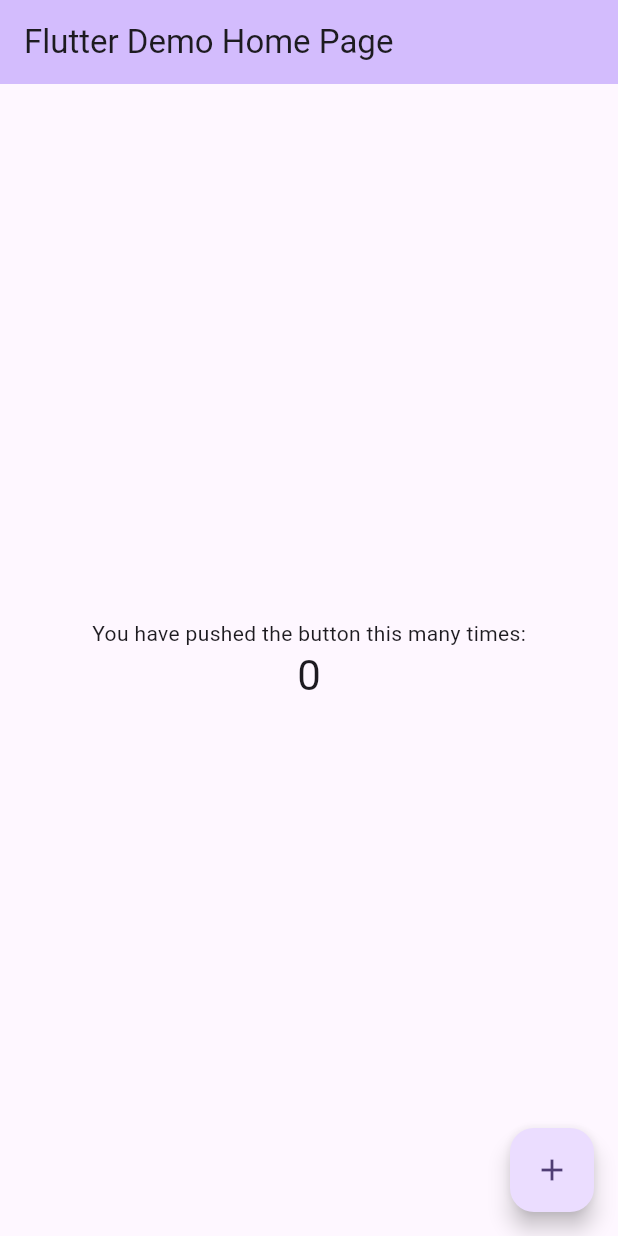
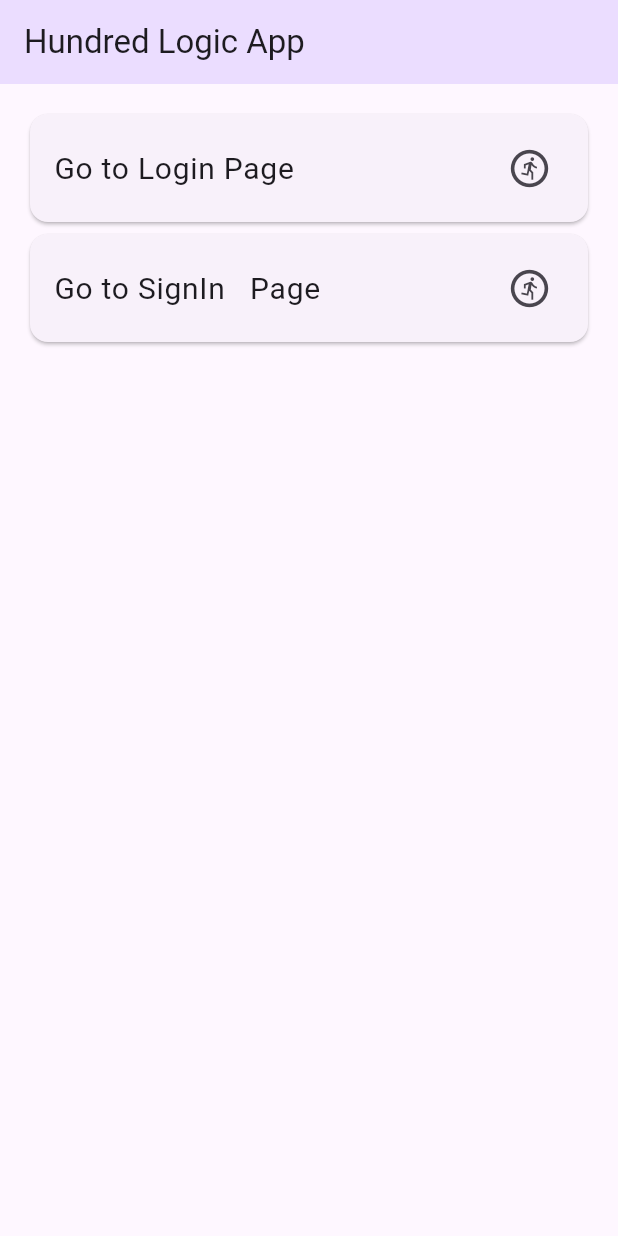
Before and after one commit to iqbal-hossain-01/hundred_flutter_logic, a Flutter app: the screen it shows after launch, on a phone screen of 412 x 824 dp. Run offline on Flutter 3.47's test engine with Material 3 defaults, Android fonts, the phone set to English and light mode, and no system bars; our stand-ins replace firebase_auth, firebase_core; accounts and stored records are empty.

Commit message:
firebase setup, login and signIn logic added

```diff
--- /dev/null
+++ b/devtools_options.yaml
@@ -0,0 +1,3 @@
+description: This file stores settings for Dart & Flutter DevTools.
+documentation: https://docs.flutter.dev/tools/devtools/extensions#configure-extension-enablement-states
+extensions:
--- /dev/null
+++ b/lib/core/widgets/home_page_item_view.dart
@@ -0,0 +1,31 @@
+import 'package:flutter/material.dart';
+
+class HomePageItemView extends StatelessWidget {
+  final VoidCallback routeName;
+  final String title;
+
+  const HomePageItemView(
+      {super.key, required this.routeName, required this.title,});
+
+  @override
+  Widget build(BuildContext context) {
+    return SizedBox(
+      height: 80,
+      child: Card(
+        child: InkWell(
+          onTap: routeName,
+          child: Center(
+            child: ListTile(
+                title: Text(
+                  title,
+                  selectionColor: Colors.blue,
+                  style: const TextStyle(fontSize: 20),
+                ),
+                trailing: const Icon(Icons.run_circle_outlined, size: 30)
+            ),
+          ),
+        ),
+      ),
+    );
+  }
+}
--- a/lib/main.dart
+++ b/lib/main.dart
@@ -1,6 +1,13 @@
+import 'package:firebase_core/firebase_core.dart';
 import 'package:flutter/material.dart';
+import 'package:hundred_flutter_logic/core/widgets/home_page_item_view.dart';
+import 'package:hundred_flutter_logic/features/auth_logic/pages/login_logic.dart';
+import 'package:hundred_flutter_logic/features/auth_logic/pages/signin_logic.dart';
+import 'package:hundred_flutter_logic/firebase_options.dart';
 
-void main() {
+void main() async {
+  WidgetsFlutterBinding.ensureInitialized();
+  await Firebase.initializeApp(options: DefaultFirebaseOptions.currentPlatform);
   runApp(const MyApp());
 }
 
@@ -11,58 +18,51 @@ class MyApp extends StatelessWidget {
   @override
   Widget build(BuildContext context) {
     return MaterialApp(
-      title: 'Flutter Demo',
+      debugShowCheckedModeBanner: false,
+      title: 'Hundred Logic App',
       theme: ThemeData(
         colorScheme: ColorScheme.fromSeed(seedColor: Colors.deepPurple),
         useMaterial3: true,
       ),
-      home: const MyHomePage(title: 'Flutter Demo Home Page'),
+      initialRoute: MyHomePage.routeName,
+      routes: {
+        MyHomePage.routeName: (context) => const MyHomePage(),
+        LoginLogic.routeName: (context) => const LoginLogic(),
+        SignInLogic.routeName: (context) => const SignInLogic(),
+      },
     );
   }
 }
 
-class MyHomePage extends StatefulWidget {
-  const MyHomePage({super.key, required this.title});
-  final String title;
-  @override
-  State<MyHomePage> createState() => _MyHomePageState();
-}
+class MyHomePage extends StatelessWidget {
+  static const String routeName = '/';
 
-class _MyHomePageState extends State<MyHomePage> {
-  int _counter = 0;
-
-  void _incrementCounter() {
-    setState(() {
-      _counter++;
-    });
-  }
+  const MyHomePage({super.key});
 
   @override
   Widget build(BuildContext context) {
     return Scaffold(
       appBar: AppBar(
-        backgroundColor: Theme.of(context).colorScheme.inversePrimary,
-        title: Text(widget.title),
+        backgroundColor: Theme.of(context).colorScheme.primaryContainer,
+        title: const Text('Hundred Logic App'),
       ),
-      body: Center(
-        child: Column(
-          mainAxisAlignment: MainAxisAlignment.center,
-          children: <Widget>[
-            const Text(
-              'You have pushed the button this many times:',
-            ),
-            Text(
-              '$_counter',
-              style: Theme.of(context).textTheme.headlineMedium,
-            ),
-          ],
-        ),
+      body: ListView(
+        padding: const EdgeInsets.all(16.0),
+        children: [
+          HomePageItemView(
+            routeName: () {
+              Navigator.pushNamed(context, LoginLogic.routeName);
+            },
+            title: 'Go to Login Page',
+          ),
+          HomePageItemView(
+            routeName: () {
+              Navigator.pushNamed(context, SignInLogic.routeName);
+            },
+            title: 'Go to SignIn   Page',
+          ),
+        ],
       ),
-      floatingActionButton: FloatingActionButton(
-        onPressed: _incrementCounter,
-        tooltip: 'Increment',
-        child: const Icon(Icons.add),
-      ), // This trailing comma makes auto-formatting nicer for build methods.
     );
   }
 }
--- a/pubspec.yaml
+++ b/pubspec.yaml
@@ -35,6 +35,9 @@ dependencies:
   # The following adds the Cupertino Icons font to your application.
   # Use with the CupertinoIcons class for iOS style icons.
   cupertino_icons: ^1.0.8
+  provider:
+  firebase_core:
+  firebase_auth:
 
 dev_dependencies:
   flutter_test:
```
Also changed, not shown: lib/features/auth_logic/pages/login_logic.dart (added, +67 -0 lines), lib/features/auth_logic/pages/signin_logic.dart (added, +146 -0 lines), firebase.json (added), lib/firebase_options.dart (added), pubspec.lock, 3 other files.
